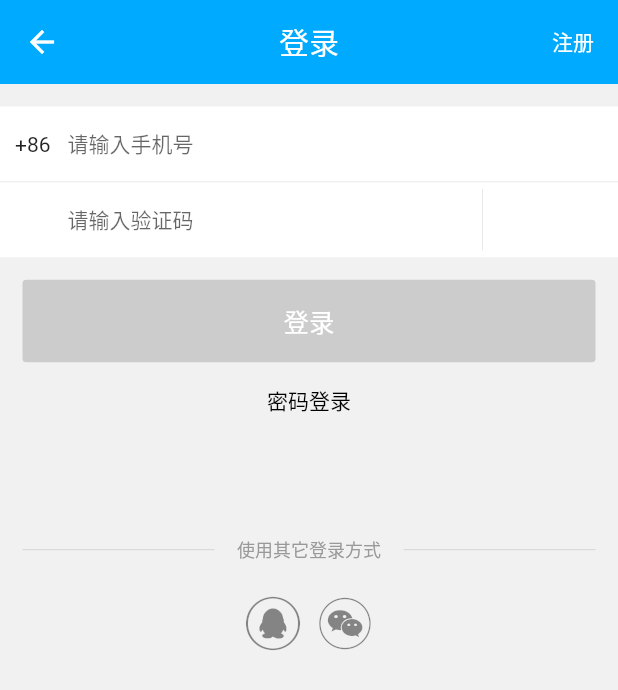
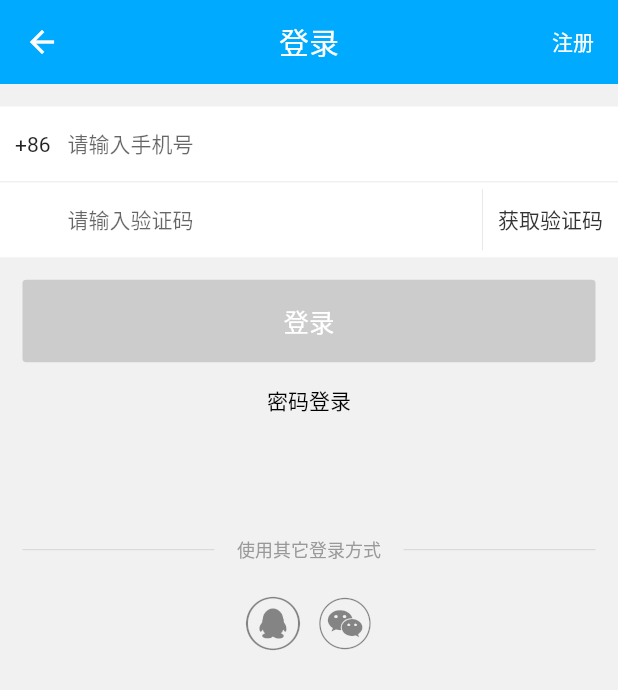
Before and after one commit to 934086372/flutter-exueshi, a Flutter app: the screen it shows after launch, after a tap on "跳过", after a tap on the "shopping cart" icon, on a phone screen of 412 x 824 dp. Shown: the top 690 px of the screen. Run offline on Flutter 3.47's test engine with Material 2 defaults, Android fonts, the phone set to English and light mode, and no system bars; our stand-ins replace cached_network_image, dio, flutter_swiper, shared_preferences; missing offline and left inert: flutter_html_view; network calls fail; statements that could not run were skipped.

Commit message:
完善登录页功能

```diff
--- a/lib/sign/login.dart
+++ b/lib/sign/login.dart
@@ -1,10 +1,13 @@
 import 'dart:async';
 
+import 'package:dio/dio.dart';
 import 'package:flutter/material.dart';
+import 'package:flutter_exueshi/common/Ajax.dart';
 import 'package:flutter_exueshi/components/MyIcons.dart';
 import 'package:flutter_exueshi/common/custom_router.dart';
 
 import 'package:flutter_exueshi/sign/SignUp.dart';
+import 'package:shared_preferences/shared_preferences.dart';
 
 class Login extends StatefulWidget {
   @override
@@ -15,15 +18,17 @@ class Login extends StatefulWidget {
 }
 
 class Page extends State<Login> {
-
   String _loginType = 'code';
   String _loginText = '密码登录';
   int _countdown = 60;
   String _countdownText = '获取验证码';
-  Color _countdownTextColor = Colors.white;
+  Color _countdownTextColor = Color.fromRGBO(51, 51, 51, 1);
+  bool _loginBtnStatus = false; // 默认登录按钮不可用
+  var _telephone;
+  var _password;
+  var _deviceid = 'androidTest';
 
   void _updateCountdown(_this) {
-    print(_this);
     setState(() {
       _countdown--;
       _countdownText = _countdown.toString() + 's后重发';
@@ -68,22 +73,7 @@ class Page extends State<Login> {
             crossAxisAlignment: CrossAxisAlignment.stretch,
             children: <Widget>[
               _loginForm(),
-              Container(
-                  alignment: Alignment.center,
-                  margin: EdgeInsets.only(left: 15.0, right: 15.0),
-                  padding: EdgeInsets.only(top: 15.0, bottom: 15.0),
-                  decoration: BoxDecoration(
-                      borderRadius: BorderRadius.all(Radius.circular(2.5)),
-                      color: Color.fromRGBO(204, 204, 204, 1)),
-                  child: GestureDetector(
-                    onTap: () {
-                      print('login');
-                    },
-                    child: Text(
-                      '登录',
-                      style: TextStyle(color: Colors.white, fontSize: 17.0),
-                    ),
-                  )),
+              _loginBtn(),
               Container(
                 child: Center(
                   child: GestureDetector(
@@ -106,8 +96,14 @@ class Page extends State<Login> {
                 ),
                 margin: EdgeInsets.only(top: 15.0),
               ),
+              Expanded(
+                child: SingleChildScrollView(
+                  scrollDirection: Axis.vertical,
+                  child: Column(
+                    children: <Widget>[
                       Container(
-                  margin: EdgeInsets.only(left: 15.0, top: 80.0, right: 15.0),
+                          margin: EdgeInsets.only(
+                              left: 15.0, top: 80.0, right: 15.0),
                           child: Column(
                             crossAxisAlignment: CrossAxisAlignment.center,
                             children: <Widget>[
@@ -123,7 +119,8 @@ class Page extends State<Login> {
                                     '使用其它登录方式',
                                     style: TextStyle(
                                         fontSize: 12.0,
-                                color: Color.fromRGBO(153, 153, 153, 1)),
+                                        color:
+                                        Color.fromRGBO(153, 153, 153, 1)),
                                   ),
                                   Expanded(
                                       child: Container(
@@ -161,23 +158,30 @@ class Page extends State<Login> {
                         ),
                       ),
                     ],
+                  ),
+                ),
+              )
+            ],
           )),
     );
   }
 
   // 监听电话号码是否存在
   void _telephoneListener(telephone) {
-    print(telephone);
+
     Color _color = Color.fromRGBO(153, 153, 153, 1);
-    String _telephone = telephone.toString();
+    telephone = telephone.toString();
     Pattern _pattern = new RegExp('1[3|4|5|7|8|9][0-9]{9}');
-    bool isTelephone = _telephone.startsWith(_pattern);
-    print(isTelephone);
+    bool isTelephone = telephone.startsWith(_pattern);
+
     if (telephone.length == 11) {
       _color = Color.fromRGBO(0, 190, 255, 1);
     }
     setState(() {
+      print(isTelephone);
+      print(telephone);
       _countdownTextColor = _color;
+      _telephone = telephone;
     });
   }
 
@@ -230,6 +234,7 @@ class Page extends State<Login> {
                     margin: EdgeInsets.only(right: 10.0),
                     child: Center(
                       child: TextField(
+                        key: Key('yzm'),
                         keyboardType: TextInputType.phone,
                         decoration: InputDecoration(
                             hintText: '请输入验证码',
@@ -241,8 +246,10 @@ class Page extends State<Login> {
                 ),
                 GestureDetector(
                   child: Container(
-                    child: Text(_countdownText,
-                      style: TextStyle(color: _countdownTextColor),),
+                    child: Text(
+                      _countdownText,
+                      style: TextStyle(color: _countdownTextColor),
+                    ),
                     decoration: BoxDecoration(
                         border: Border(
                             left: BorderSide(
@@ -252,10 +259,12 @@ class Page extends State<Login> {
                     margin: EdgeInsets.only(top: 4.0, bottom: 4.0),
                   ),
                   onTap: () {
+                    if (_countdown == 60) {
                       _updateCountdown('');
                       Timer.periodic(Duration(seconds: 1), (_this) {
                         _updateCountdown(_this);
                       });
+                    }
                   },
                 )
                 /*,*/
@@ -288,6 +297,7 @@ class Page extends State<Login> {
                               hintText: '请输入手机号',
                               hintStyle: TextStyle(fontSize: 14.0),
                               border: InputBorder.none),
+                          onChanged: _telephoneListener,
                         )),
                   ),
                 )
@@ -315,6 +325,12 @@ class Page extends State<Login> {
                     margin: EdgeInsets.only(right: 10.0),
                     child: Center(
                       child: TextField(
+                        onChanged: (val) {
+                          setState(() {
+                            _loginBtnStatus = !(val == '');
+                            _password = val;
+                          });
+                        },
                         keyboardType: TextInputType.phone,
                         decoration: InputDecoration(
                             hintText: '请输入密码',
@@ -336,7 +352,7 @@ class Page extends State<Login> {
                     margin: EdgeInsets.only(top: 4.0, bottom: 4.0),
                   ),
                   onTap: () {
-                    print('获取验证码');
+                    print('忘记密码');
                   },
                 )
                 /*,*/
@@ -347,4 +363,63 @@ class Page extends State<Login> {
       );
     }
   }
+
+  Widget _loginBtn() {
+    Color _btnColor = Color.fromRGBO(204, 204, 204, 1);
+    if (_loginBtnStatus) {
+      _btnColor = Color.fromRGBO(0, 145, 219, 1);
     }
+    return Container(
+        alignment: Alignment.center,
+        margin: EdgeInsets.only(left: 15.0, right: 15.0),
+        padding: EdgeInsets.only(top: 15.0, bottom: 15.0),
+        decoration: BoxDecoration(
+            borderRadius: BorderRadius.all(Radius.circular(2.5)),
+            color: _btnColor),
+        child: GestureDetector(
+          onTap: () {
+            if (_loginBtnStatus) {
+              print('login');
+              _login();
+            }
+          },
+          child: Text(
+            '登录',
+            style: TextStyle(color: Colors.white, fontSize: 17.0),
+          ),
+        ));
+  }
+
+  Future _login() async {
+    Completer _completer = new Completer();
+
+    print(_telephone);
+    print(_password);
+    Ajax _ajax = new Ajax();
+    Response response = await _ajax.post(
+        '/api/user/login/by/telephone/psw', data: {
+      'telephone': _telephone,
+      'userPsw': _password,
+      'userDeviceID': _deviceid
+    });
+
+    if (response.statusCode == 200) {
+      var ret = response.data;
+
+      if (ret['code'].toString() == '200') {
+        var userData = ret['data'];
+        print(userData);
+
+        SharedPreferences _prefs = await SharedPreferences.getInstance();
+        _prefs.setString('userData', userData.toString());
+
+        String user = _prefs.getString('userData');
+        print(user);
+
+        Navigator.pop(context);
+      } else {
+
+      }
+    }
+  }
+}
```
Lines whose indentation alone changed are shown as unchanged.
